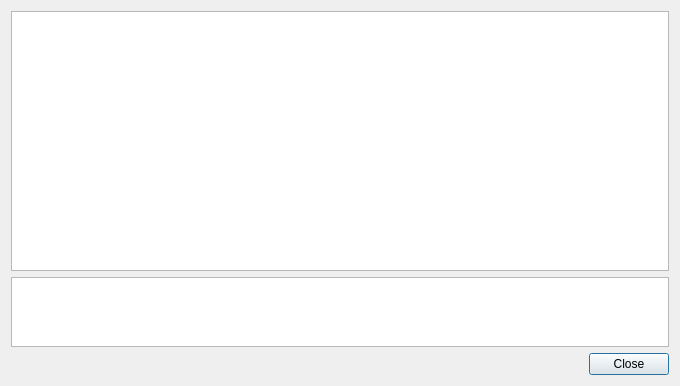
Qt form Core/XQEOutput.ui (antis81/XQueryEvaluator) before a commit.
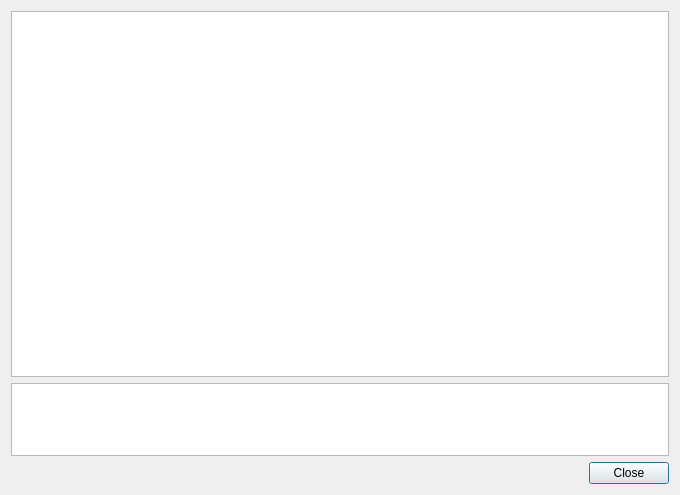
The same form after that commit.

Commit message: don't autowrap output

Diff of the .ui file:
```diff
--- a/Core/XQEOutput.ui
+++ b/Core/XQEOutput.ui
@@ -7,7 +7,7 @@
     <x>0</x>
     <y>0</y>
     <width>680</width>
-    <height>386</height>
+    <height>495</height>
    </rect>
   </property>
   <property name="windowTitle">
@@ -24,6 +24,9 @@
          <verstretch>5</verstretch>
         </sizepolicy>
        </property>
+       <property name="lineWrapMode">
+        <enum>QPlainTextEdit::NoWrap</enum>
+       </property>
        <property name="readOnly">
         <bool>true</bool>
        </property>
```
